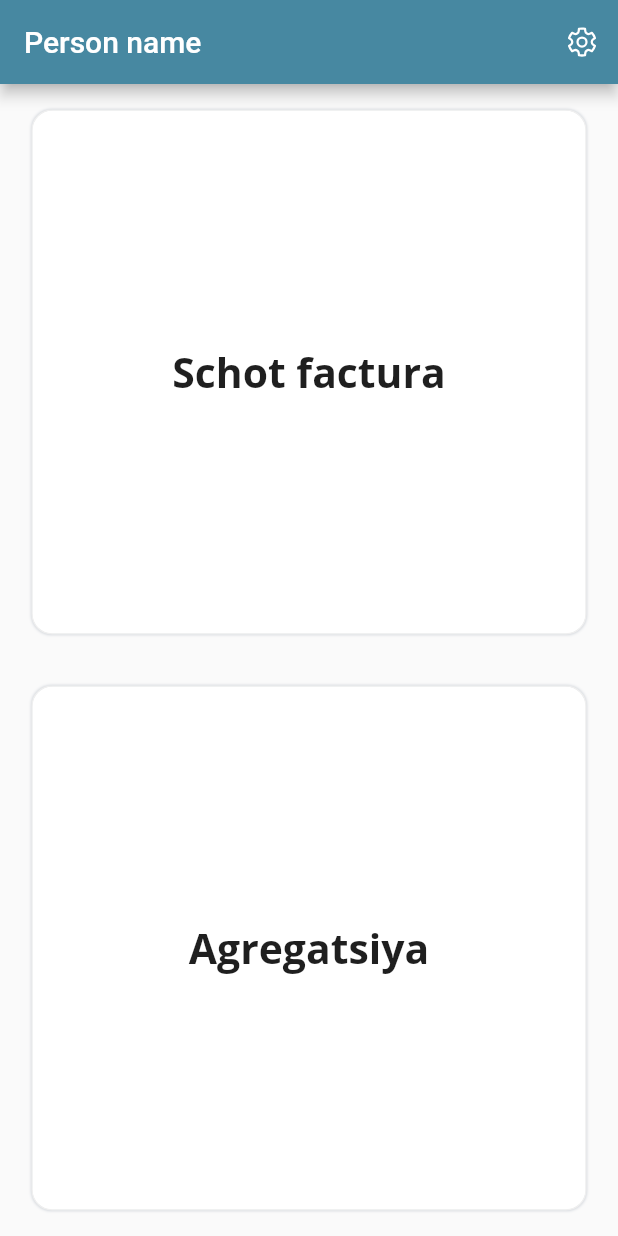
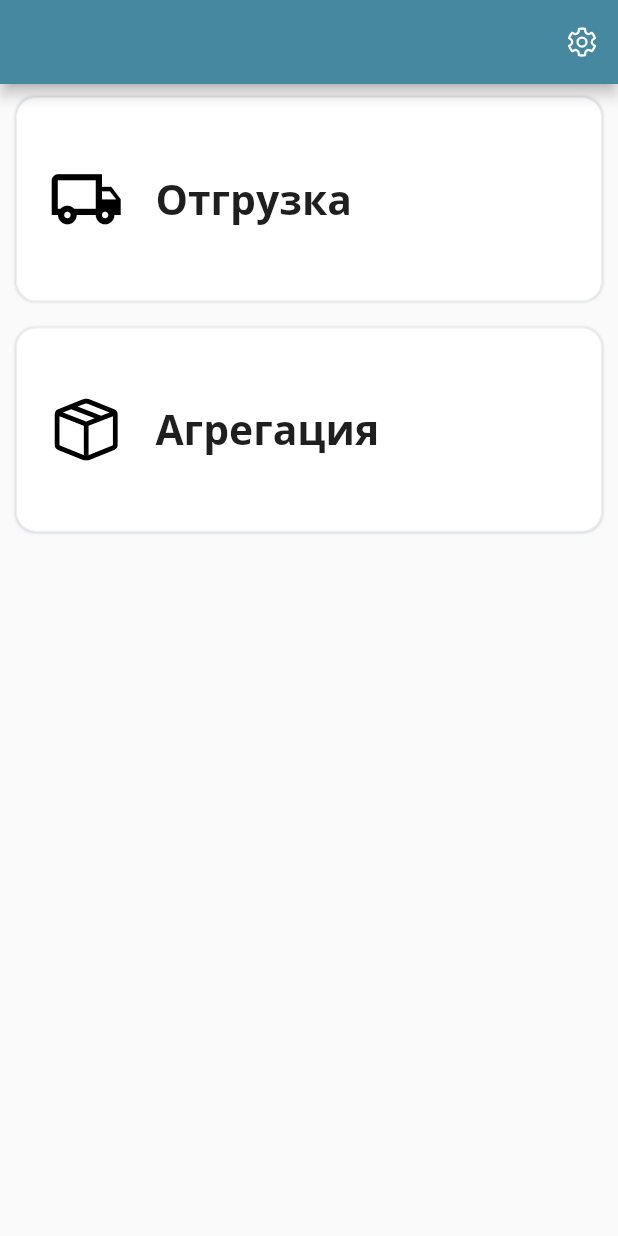
Before and after one commit to zsirojiddinov/ting, a Flutter app: the HomePage screen opened directly, on a phone screen of 412 x 824 dp. Run offline on Flutter 3.47's test engine with Material 3 defaults, Android fonts, the light colour scheme and no system bars; our stand-ins replace dio, equatable, fluentui_system_icons, flutter_bloc, flutter_svg, gap and 5 more; missing offline and left inert: barcode_newland_flutter; accounts and stored records are empty.

Commit message:
change text translate

```diff
--- a/lib/bloc/product/product_bloc.dart
+++ b/lib/bloc/product/product_bloc.dart
@@ -33,7 +33,8 @@ class ProductBloc extends Bloc<ProductEvent, ProductState> {
 
   addEvent(AddBarcodeEvent event, Emitter<ProductState> emit) async {
     if (productModel.status == 2) {
-      emit(ErrorState(failure: ServerFailure(message: "barchasi yetarli")));
+      emit(ErrorState(
+          failure: ServerFailure(message: "✅ Отгрузка успешно заполнена")));
       return;
     }
 
--- a/lib/ui/home/home_page.dart
+++ b/lib/ui/home/home_page.dart
@@ -1,7 +1,9 @@
 import 'package:fluentui_system_icons/fluentui_system_icons.dart';
 import 'package:flutter/material.dart';
 import 'package:flutter_bloc/flutter_bloc.dart';
+import 'package:gap/gap.dart';
 import 'package:ting/bloc/home/home_event.dart';
+import 'package:ting/services/preference_service.dart';
 import 'package:ting/style/colors.dart';
 import 'package:ting/style/text_style.dart';
 import 'package:ting/ui/widget/custom_alert_dialog.dart';
@@ -47,7 +49,12 @@ class _HomePageState extends State<HomePage> {
           return Scaffold(
             appBar: AppBar(
               backgroundColor: MyColor.blue,
-              title: Text("Person name"),
+              title: Text(
+                PreferenceService().getLogin(),
+                style: textStyle.titleStyle.copyWith(
+                  color: MyColor.white,
+                ),
+              ),
               actions: [
                 IconButton(
                   onPressed: () {},
@@ -60,19 +67,10 @@ class _HomePageState extends State<HomePage> {
                 children: [
                   invoice(),
                   aggregate(),
-/*            Center(
-              child: StreamBuilder<NewlandScanResult>(
-                  stream: _stream,
-                  builder: (context, snapshot) {
-                    if (snapshot.hasData) {
-                      final data = snapshot.data!;
-
-                      return Text('Scanned barcode: ${data.barcodeData}', style: textStyle.titleStyle,);
-                    }
-
-                    return const Text('Waiting for Data');
-                  }),
-            ),*/
+                  Expanded(
+                    flex: 3,
+                    child: Container(),
+                  ),
                 ],
               ),
             ),
@@ -96,12 +94,22 @@ class _HomePageState extends State<HomePage> {
             vertical: dimens.height10,
           ),
           margin: EdgeInsets.symmetric(
-            horizontal: dimens.width20,
-            vertical: dimens.height20,
+            horizontal: dimens.width10,
+            vertical: dimens.height10,
           ),
-          child: Text(
-            "Schot factura",
-            style: textStyle.titleStyle,
+          child: Row(
+            children: [
+              Icon(
+                Icons.local_shipping_outlined,
+                color: MyColor.text_color,
+                size: dimens.iconSize24,
+              ),
+              Gap(dimens.width20),
+              Text(
+                "Отгрузка",
+                style: textStyle.titleStyle,
+              ),
+            ],
           ),
         ),
       ),
@@ -122,14 +130,22 @@ class _HomePageState extends State<HomePage> {
             vertical: dimens.height10,
           ),
           margin: EdgeInsets.symmetric(
-            horizontal: dimens.width20,
-            vertical: dimens.height20,
+            horizontal: dimens.width10,
+            vertical: dimens.height10,
           ),
-          child: Center(
-            child: Text(
-              "Agregatsiya",
-              style: textStyle.titleStyle,
-            ),
+          child: Row(
+            children: [
+              Icon(
+                FluentIcons.box_16_regular,
+                color: MyColor.text_color,
+                size: dimens.iconSize24,
+              ),
+              Gap(dimens.width20),
+              Text(
+                "Агрегация",
+                style: textStyle.titleStyle,
+              ),
+            ],
           ),
         ),
       ),
--- a/lib/ui/widget/buttons.dart
+++ b/lib/ui/widget/buttons.dart
@@ -190,6 +190,7 @@ class WhiteBtn extends StatelessWidget {
         child: Row(
           mainAxisAlignment: MainAxisAlignment.center,
           children: [
+
             Text(
               text,
               style: textStyle.text_style,
```
Also changed, not shown: lib/bloc/aggregate/aggregate_bloc.dart (+5 -5 lines), lib/ui/aggregate/aggregate_page.dart (+42 -22 lines), lib/ui/product/product_page.dart (+6 -5 lines).
